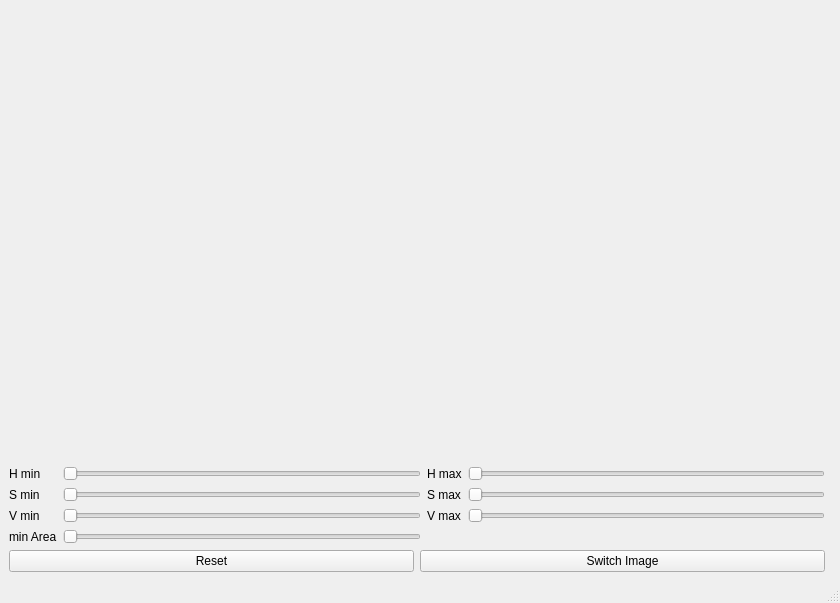
BesTHB/Aufblaspruefstand, file Aufblaspruefstand_GUI.ui: the form before one commit.
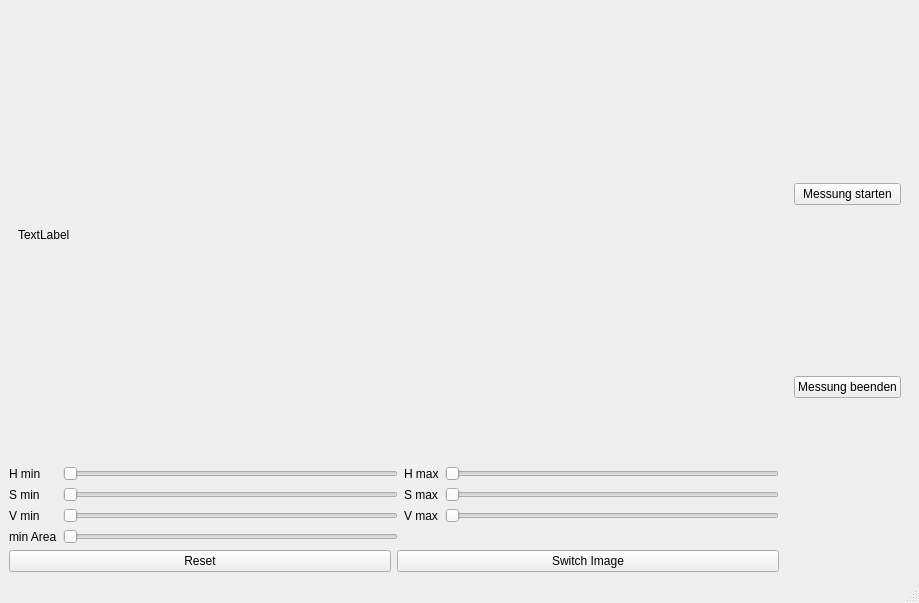
The form after the commit.

Commit message: + Webcam-Video anzeigen.

What changed in the file:
```diff
--- a/Aufblaspruefstand_GUI.ui
+++ b/Aufblaspruefstand_GUI.ui
@@ -6,7 +6,7 @@
    <rect>
     <x>0</x>
     <y>0</y>
-    <width>840</width>
+    <width>919</width>
     <height>603</height>
    </rect>
   </property>
@@ -18,7 +18,17 @@
     <item>
      <layout class="QVBoxLayout" name="verticalLayout">
       <item>
-       <widget class="QWidget" name="widget" native="true"/>
+       <widget class="QWidget" name="widget" native="true">
+        <layout class="QHBoxLayout" name="horizontalLayout_2">
+         <item>
+          <widget class="QLabel" name="image_label">
+           <property name="text">
+            <string>TextLabel</string>
+           </property>
+          </widget>
+         </item>
+        </layout>
+       </widget>
       </item>
       <item>
        <layout class="QGridLayout" name="gridLayoutSlider">
@@ -164,7 +174,24 @@
      </layout>
     </item>
     <item>
-     <widget class="QWidget" name="widget_2" native="true"/>
+     <widget class="QWidget" name="widget_2" native="true">
+      <layout class="QVBoxLayout" name="verticalLayout_2">
+       <item>
+        <widget class="QPushButton" name="pushButtonMessungStarten">
+         <property name="text">
+          <string>Messung starten</string>
+         </property>
+        </widget>
+       </item>
+       <item>
+        <widget class="QPushButton" name="pushButtonMessungBeenden">
+         <property name="text">
+          <string>Messung beenden</string>
+         </property>
+        </widget>
+       </item>
+      </layout>
+     </widget>
     </item>
    </layout>
   </widget>
```
Left out of the diff: 2 changed lines with no effect on the pictures. The commit also changes 1 other file.
